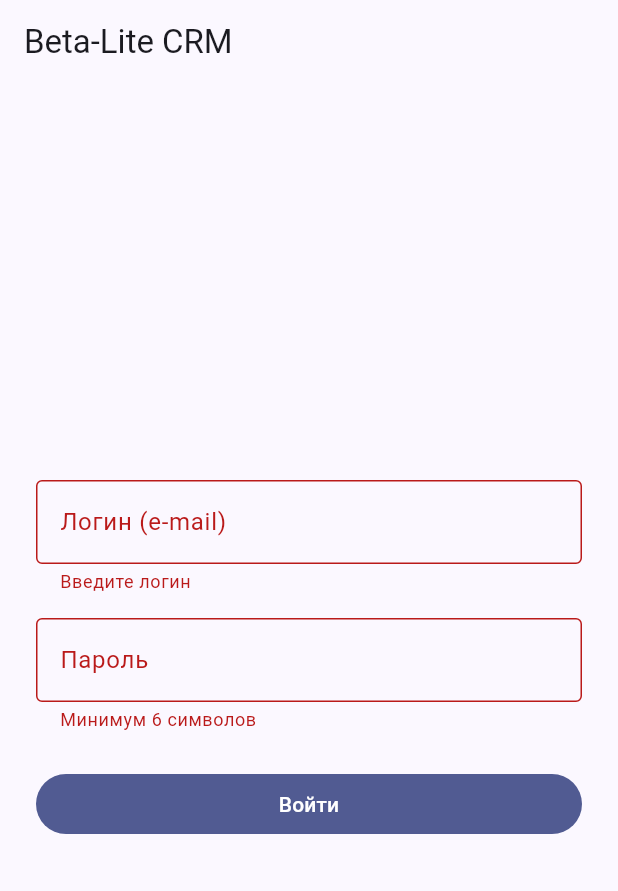
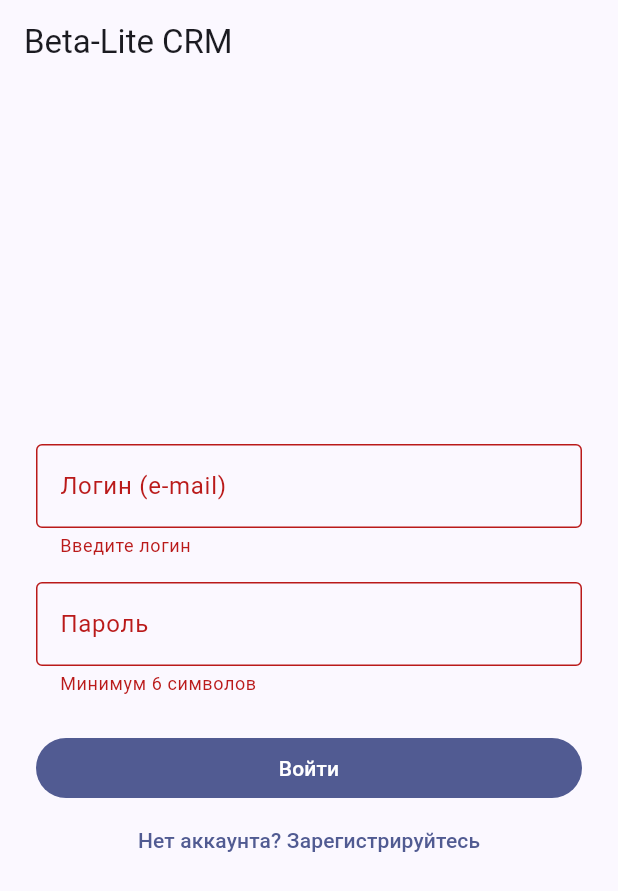
Before and after one commit to dzyoo34/Android-Project, a Flutter app: the screen it shows after launch, after a tap on "Войти", on a phone screen of 412 x 824 dp. Shown: the top 891 px of the screen. Run offline on Flutter 3.47's test engine with Material 3 defaults, Android fonts, the phone set to English and light mode, and no system bars; our stand-ins replace go_router, shared_preferences.

Commit message:
routerdart с  initRouter, main с  HttpClientRepository, реализованный login и logout

```diff
--- a/lib/main.dart
+++ b/lib/main.dart
@@ -1,21 +1,38 @@
 import 'package:flutter/material.dart';
 import 'package:provider/provider.dart';
-import 'data/mock_client_repository.dart';
+import 'config.dart';
+import 'data/auth_api.dart';
+import 'data/file_api.dart';
+import 'data/http_client_repository.dart';
+import 'data/token_store.dart';
 import 'models/clients_model.dart';
 import 'models/notes_model.dart';
 import 'router.dart';
 
-void main() {
-  // здесь выбирается источник данных
-  final repository = MockClientRepository();
+Future<void> main() async {
+  WidgetsFlutterBinding.ensureInitialized(); // prefs до runApp
+  final tokens = TokenStore();
+  final loggedIn = await tokens.read() != null; // запуск решает token
+
+  initRouter(loggedIn: loggedIn);
+
+  final repository = HttpClientRepository(
+    apiBase,
+    tokens,
+    onUnauthorized: () => router.go('/login'), // 401 -> login, в одном месте
+  );
 
   runApp(
     MultiProvider(
       providers: [
-        // нужен только для переключателя аварии в профиле
-        Provider<MockClientRepository>.value(value: repository),
+        Provider<AuthApi>(create: (_) => AuthApi(apiBase, tokens)),
+        Provider<FileApi>(create: (_) => FileApi(apiBase, tokens)),
         ChangeNotifierProvider(
-          create: (_) => ClientsModel(repository)..load(),
+          create: (_) {
+            final model = ClientsModel(repository);
+            if (loggedIn) model.load(); // без token грузить нечего
+            return model;
+          },
         ),
         ChangeNotifierProvider(create: (_) => NotesModel()),
       ],
@@ -30,7 +47,7 @@ class MyApp extends StatelessWidget {
   @override
   Widget build(BuildContext context) {
     return MaterialApp.router(
-      title: 'Beta CRM',
+      title: 'Mobile CRM',
       theme: ThemeData(
         colorScheme: ColorScheme.fromSeed(
           seedColor: const Color(0xFF3F51B5),
--- a/lib/router.dart
+++ b/lib/router.dart
@@ -3,12 +3,16 @@ import 'package:go_router/go_router.dart';
 import 'screens/login_screen.dart';
 import 'screens/client_list_screen.dart';
 import 'screens/client_detail_screen.dart';
+import 'screens/create_client_screen.dart';
 import 'screens/create_note_screen.dart';
 import 'screens/profile_screen.dart';
 import 'widgets/app_shell.dart';
 
-final router = GoRouter(
-  initialLocation: '/login',
+late final GoRouter router;
+
+void initRouter({required bool loggedIn}) {
+  router = GoRouter(
+    initialLocation: loggedIn ? '/clients' : '/login',
     routes: [
       GoRoute(
         path: '/login',
@@ -25,6 +29,10 @@ final router = GoRouter(
                 path: '/clients',
                 builder: (context, state) => const ClientListScreen(),
                 routes: [
+                  GoRoute(
+                    path: 'new',
+                    builder: (context, state) => const CreateClientScreen(),
+                  ),
                   GoRoute(
                     path: ':id',
                     builder: (context, state) {
@@ -57,3 +65,4 @@ final router = GoRouter(
       ),
     ],
   );
+}
--- a/lib/screens/login_screen.dart
+++ b/lib/screens/login_screen.dart
@@ -1,5 +1,9 @@
 import 'package:flutter/material.dart';
 import 'package:go_router/go_router.dart';
+import 'package:provider/provider.dart';
+import '../data/auth_api.dart';
+import '../data/result.dart';
+import '../models/clients_model.dart';
 
 class LoginScreen extends StatefulWidget {
   const LoginScreen({super.key});
@@ -12,17 +16,39 @@ class _LoginScreenState extends State<LoginScreen> {
   final _formKey = GlobalKey<FormState>();
   final _emailCtrl = TextEditingController();
   final _passwordCtrl = TextEditingController();
+  final _nameCtrl = TextEditingController();
+  bool _isRegister = false;
+  bool _busy = false; // гасит кнопку на время запроса
 
   @override
   void dispose() {
     _emailCtrl.dispose();
     _passwordCtrl.dispose();
+    _nameCtrl.dispose();
     super.dispose();
   }
 
-  void _login() {
+  Future<void> _submit() async {
     if (!_formKey.currentState!.validate()) return;
-    context.go('/clients');
+
+    setState(() => _busy = true);
+    final auth = context.read<AuthApi>();
+    final result = _isRegister
+        ? await auth.register(_emailCtrl.text.trim(), _passwordCtrl.text,
+        _nameCtrl.text.trim())
+        : await auth.login(_emailCtrl.text.trim(), _passwordCtrl.text);
+    if (!mounted) return;
+    setState(() => _busy = false);
+
+    switch (result) {
+      case Ok():
+        context.read<ClientsModel>().load();
+        context.go('/clients');
+      case Err(:final msg):
+        ScaffoldMessenger.of(context).showSnackBar(
+          SnackBar(content: Text(msg)),
+        );
+    }
   }
 
   @override
@@ -36,6 +62,23 @@ class _LoginScreenState extends State<LoginScreen> {
           child: Column(
             mainAxisAlignment: MainAxisAlignment.center,
             children: [
+              if (_isRegister) ...[
+                TextFormField(
+                  controller: _nameCtrl,
+                  textInputAction: TextInputAction.next,
+                  decoration: const InputDecoration(
+                    labelText: 'Имя',
+                    border: OutlineInputBorder(),
+                  ),
+                  validator: (value) {
+                    if (value == null || value.trim().isEmpty) {
+                      return 'Введите имя';
+                    }
+                    return null;
+                  },
+                ),
+                const SizedBox(height: 16),
+              ],
               TextFormField(
                 controller: _emailCtrl,
                 keyboardType: TextInputType.emailAddress,
@@ -74,9 +117,17 @@ class _LoginScreenState extends State<LoginScreen> {
               SizedBox(
                 width: double.infinity,
                 child: FilledButton(
-                  onPressed: _login,
-                  child: const Text('Войти'),
+                  onPressed: _busy ? null : _submit,
+                  child: Text(_isRegister ? 'Зарегистрироваться' : 'Войти'),
                 ),
+              ),
+              TextButton(
+                onPressed: _busy
+                    ? null
+                    : () => setState(() => _isRegister = !_isRegister),
+                child: Text(_isRegister
+                    ? 'Уже есть аккаунт? Войти'
+                    : 'Нет аккаунта? Зарегистрируйтесь'),
               ),
             ],
           ),
```
Also changed, not shown: lib/screens/profile_screen.dart (+9 -26 lines). Lines whose indentation alone changed are shown as unchanged.
